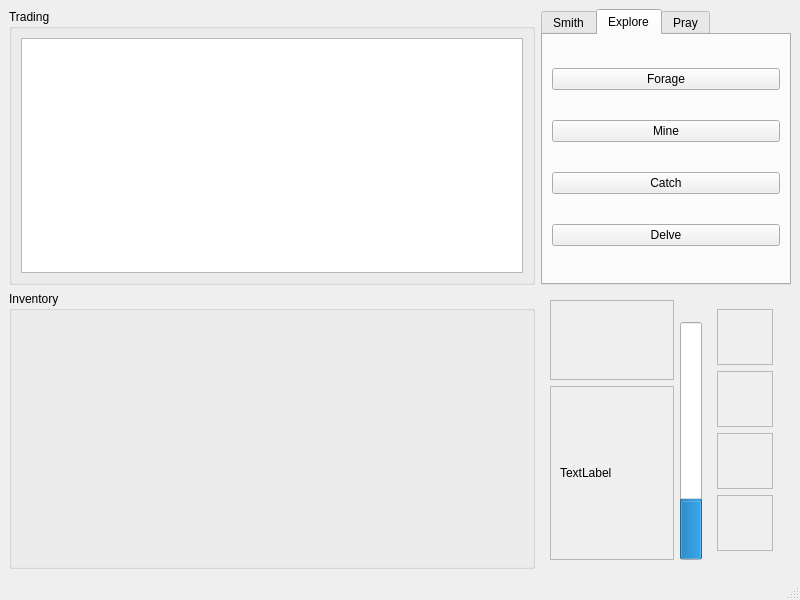
Old version of the form assets/ui/main.ui in the repository pierce-smith1/aor.
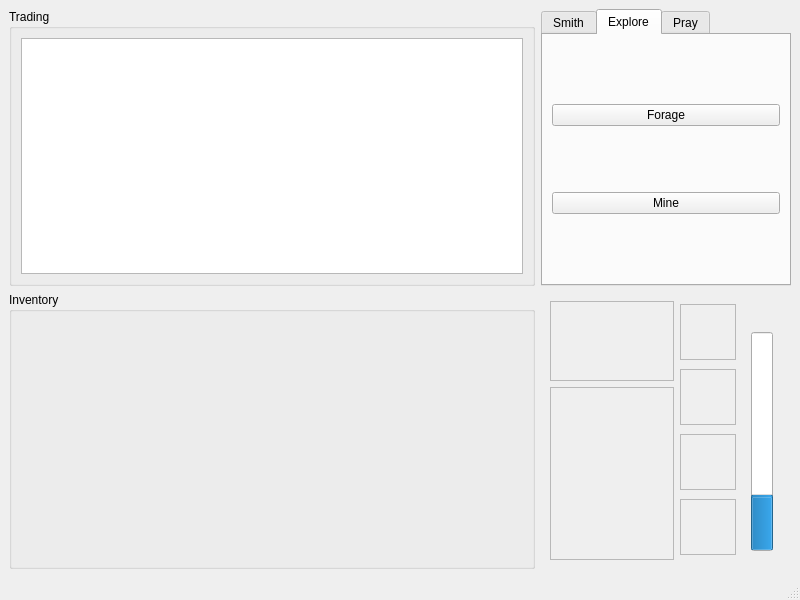
New version of the form. The open tabs and pages were chosen to show the change. Icons and pictures are not drawn.

Patch:
```diff
--- a/assets/ui/main.ui
+++ b/assets/ui/main.ui
@@ -315,16 +315,6 @@
           </property>
          </widget>
         </item>
-        <item row="2" column="0">
-         <widget class="QPushButton" name="catch_button">
-          <property name="toolTip">
-           <string>Find insects and animals, which are especially effective items to offer to the Gods.</string>
-          </property>
-          <property name="text">
-           <string>Catch</string>
-          </property>
-         </widget>
-        </item>
         <item row="1" column="0">
          <widget class="QPushButton" name="mine_button">
           <property name="toolTip">
@@ -335,16 +325,6 @@
           </property>
          </widget>
         </item>
-        <item row="3" column="0">
-         <widget class="QPushButton" name="delve_button">
-          <property name="toolTip">
-           <string>Scour the land's ancient tombs for powerful artifact, which will give your character permanent bonuses.</string>
-          </property>
-          <property name="text">
-           <string>Delve</string>
-          </property>
-         </widget>
-        </item>
        </layout>
       </widget>
       <widget class="QWidget" name="praying_tab">
@@ -580,15 +560,7 @@
            <property name="frameShadow">
             <enum>QFrame::Raised</enum>
            </property>
-           <layout class="QHBoxLayout" name="horizontalLayout_18">
-            <item>
-             <widget class="QLabel" name="portrait_label">
-              <property name="text">
-               <string>TextLabel</string>
-              </property>
-             </widget>
-            </item>
-           </layout>
+           <layout class="QHBoxLayout" name="horizontalLayout_18"/>
           </widget>
          </item>
         </layout>
@@ -599,53 +571,127 @@
           <enum>QLayout::SetDefaultConstraint</enum>
          </property>
          <item>
-          <widget class="QLabel" name="energy_icon">
-           <property name="sizePolicy">
-            <sizepolicy hsizetype="Fixed" vsizetype="Fixed">
-             <horstretch>16</horstretch>
-             <verstretch>16</verstretch>
-            </sizepolicy>
+          <widget class="QFrame" name="artifact_frame_0">
+           <property name="minimumSize">
+            <size>
+             <width>56</width>
+             <height>56</height>
+            </size>
            </property>
+           <property name="maximumSize">
+            <size>
+             <width>56</width>
+             <height>56</height>
+            </size>
+           </property>
+           <property name="frameShape">
+            <enum>QFrame::StyledPanel</enum>
+           </property>
+           <property name="frameShadow">
+            <enum>QFrame::Raised</enum>
+           </property>
+           <layout class="QHBoxLayout" name="horizontalLayout_11">
+            <item>
+             <widget class="QLabel" name="artifact_label_0">
+              <property name="text">
+               <string/>
+              </property>
+             </widget>
+            </item>
+           </layout>
+          </widget>
+         </item>
+         <item>
+          <widget class="QFrame" name="artifact_frame_1">
            <property name="minimumSize">
             <size>
-             <width>16</width>
-             <height>16</height>
+             <width>56</width>
+             <height>56</height>
             </size>
            </property>
-           <property name="text">
-            <string/>
+           <property name="maximumSize">
+            <size>
+             <width>56</width>
+             <height>56</height>
+            </size>
            </property>
-           <property name="pixmap">
-            <pixmap resource="../../images.qrc">:/assets/img/icons/leaf.png</pixmap>
+           <property name="frameShape">
+            <enum>QFrame::StyledPanel</enum>
            </property>
-           <property name="scaledContents">
-            <bool>false</bool>
+           <property name="frameShadow">
+            <enum>QFrame::Raised</enum>
            </property>
-           <property name="alignment">
-            <set>Qt::AlignCenter</set>
+           <layout class="QHBoxLayout" name="horizontalLayout_10">
+            <item>
+             <widget class="QLabel" name="artifact_label_1">
+              <property name="text">
+               <string/>
+              </property>
+             </widget>
+            </item>
+           </layout>
+          </widget>
+         </item>
+         <item>
+          <widget class="QFrame" name="artifact_frame_2">
+           <property name="minimumSize">
+            <size>
+             <width>56</width>
+             <height>56</height>
+            </size>
            </property>
-           <property name="margin">
-            <number>5</number>
+           <property name="maximumSize">
+            <size>
+             <width>56</width>
+             <height>56</height>
+            </size>
            </property>
+           <property name="frameShape">
+            <enum>QFrame::StyledPanel</enum>
+           </property>
+           <property name="frameShadow">
+            <enum>QFrame::Raised</enum>
+           </property>
+           <layout class="QHBoxLayout" name="horizontalLayout_9">
+            <item>
+             <widget class="QLabel" name="artifact_label_2">
+              <property name="text">
+               <string/>
+              </property>
+             </widget>
+            </item>
+           </layout>
           </widget>
          </item>
          <item>
-          <widget class="QProgressBar" name="energy_bar">
-           <property name="sizePolicy">
-            <sizepolicy hsizetype="Minimum" vsizetype="Preferred">
-             <horstretch>0</horstretch>
-             <verstretch>0</verstretch>
-            </sizepolicy>
+          <widget class="QFrame" name="artifact_frame_3">
+           <property name="minimumSize">
+            <size>
+             <width>56</width>
+             <height>56</height>
+            </size>
            </property>
-           <property name="value">
-            <number>24</number>
+           <property name="maximumSize">
+            <size>
+             <width>56</width>
+             <height>56</height>
+            </size>
            </property>
-           <property name="textVisible">
-            <bool>false</bool>
+           <property name="frameShape">
+            <enum>QFrame::StyledPanel</enum>
            </property>
-           <property name="orientation">
-            <enum>Qt::Vertical</enum>
+           <property name="frameShadow">
+            <enum>QFrame::Raised</enum>
            </property>
+           <layout class="QHBoxLayout" name="horizontalLayout_15">
+            <item>
+             <widget class="QLabel" name="artifact_label_3">
+              <property name="text">
+               <string/>
+              </property>
+             </widget>
+            </item>
+           </layout>
           </widget>
          </item>
         </layout>
@@ -656,127 +702,53 @@
           <widget class="QWidget" name="widget_2" native="true">
            <layout class="QVBoxLayout" name="verticalLayout_4">
             <item>
-             <widget class="QFrame" name="artifact_frame_0">
-              <property name="minimumSize">
-               <size>
-                <width>56</width>
-                <height>56</height>
-               </size>
+             <widget class="QLabel" name="energy_icon">
+              <property name="sizePolicy">
+               <sizepolicy hsizetype="Fixed" vsizetype="Fixed">
+                <horstretch>16</horstretch>
+                <verstretch>16</verstretch>
+               </sizepolicy>
               </property>
-              <property name="maximumSize">
-               <size>
-                <width>56</width>
-                <height>56</height>
-               </size>
-              </property>
-              <property name="frameShape">
-               <enum>QFrame::StyledPanel</enum>
-              </property>
-              <property name="frameShadow">
-               <enum>QFrame::Raised</enum>
-              </property>
-              <layout class="QHBoxLayout" name="horizontalLayout_11">
-               <item>
-                <widget class="QLabel" name="artifact_label_0">
-                 <property name="text">
-                  <string/>
-                 </property>
-                </widget>
-               </item>
-              </layout>
-             </widget>
-            </item>
-            <item>
-             <widget class="QFrame" name="artifact_frame_1">
               <property name="minimumSize">
                <size>
-                <width>56</width>
-                <height>56</height>
+                <width>16</width>
+                <height>16</height>
                </size>
               </property>
-              <property name="maximumSize">
-               <size>
-                <width>56</width>
-                <height>56</height>
-               </size>
+              <property name="text">
+               <string/>
               </property>
-              <property name="frameShape">
-               <enum>QFrame::StyledPanel</enum>
+              <property name="pixmap">
+               <pixmap resource="../../images.qrc">:/assets/img/icons/leaf.png</pixmap>
               </property>
-              <property name="frameShadow">
-               <enum>QFrame::Raised</enum>
+              <property name="scaledContents">
+               <bool>false</bool>
               </property>
-              <layout class="QHBoxLayout" name="horizontalLayout_10">
-               <item>
-                <widget class="QLabel" name="artifact_label_1">
-                 <property name="text">
-                  <string/>
-                 </property>
-                </widget>
-               </item>
-              </layout>
-             </widget>
-            </item>
-            <item>
-             <widget class="QFrame" name="artifact_frame_2">
-              <property name="minimumSize">
-               <size>
-                <width>56</width>
-                <height>56</height>
-               </size>
+              <property name="alignment">
+               <set>Qt::AlignCenter</set>
               </property>
-              <property name="maximumSize">
-               <size>
-                <width>56</width>
-                <height>56</height>
-               </size>
+              <property name="margin">
+               <number>5</number>
               </property>
-              <property name="frameShape">
-               <enum>QFrame::StyledPanel</enum>
-              </property>
-              <property name="frameShadow">
-               <enum>QFrame::Raised</enum>
-              </property>
-              <layout class="QHBoxLayout" name="horizontalLayout_9">
-               <item>
-                <widget class="QLabel" name="artifact_label_2">
-                 <property name="text">
-                  <string/>
-                 </property>
-                </widget>
-               </item>
-              </layout>
              </widget>
             </item>
             <item>
-             <widget class="QFrame" name="artifact_frame_3">
-              <property name="minimumSize">
-               <size>
-                <width>56</width>
-                <height>56</height>
-               </size>
+             <widget class="QProgressBar" name="energy_bar">
+              <property name="sizePolicy">
+               <sizepolicy hsizetype="Minimum" vsizetype="Preferred">
+                <horstretch>0</horstretch>
+                <verstretch>0</verstretch>
+               </sizepolicy>
               </property>
-              <property name="maximumSize">
-               <size>
-                <width>56</width>
-                <height>56</height>
-               </size>
+              <property name="value">
+               <number>24</number>
               </property>
-              <property name="frameShape">
-               <enum>QFrame::StyledPanel</enum>
+              <property name="textVisible">
+               <bool>false</bool>
               </property>
-              <property name="frameShadow">
-               <enum>QFrame::Raised</enum>
+              <property name="orientation">
+               <enum>Qt::Vertical</enum>
               </property>
-              <layout class="QHBoxLayout" name="horizontalLayout_15">
-               <item>
-                <widget class="QLabel" name="artifact_label_3">
-                 <property name="text">
-                  <string/>
-                 </property>
-                </widget>
-               </item>
-              </layout>
              </widget>
             </item>
            </layout>
```
Left out of the diff: 4 changed lines with no effect on the pictures.
